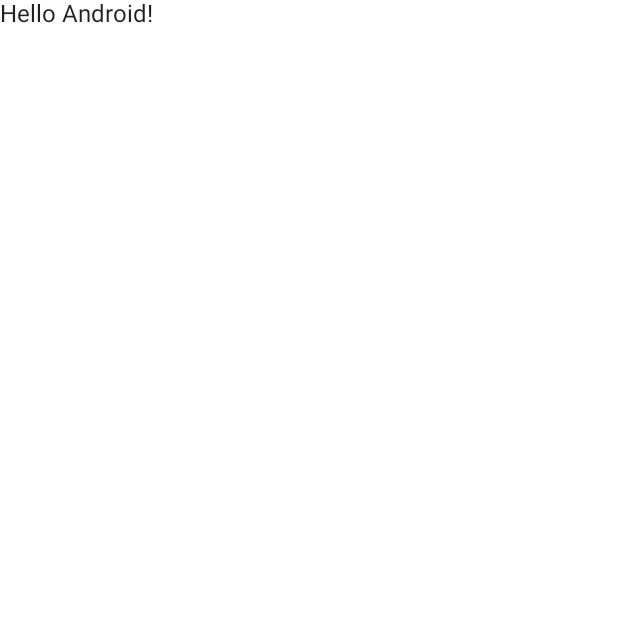
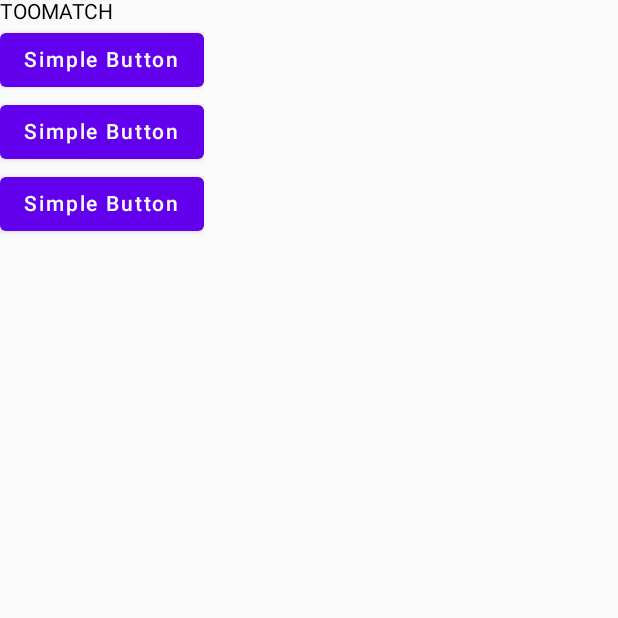
Before and after one commit to Rviewer-Challenges/fF0GN847YKgjzhUvcvXs, an Android app built with Jetpack Compose: the screen it shows after launch (MainActivity), on a phone screen of 412 x 824 dp, the top half of it. Before the commit the part shown is almost empty. Run offline under Robolectric (Android 15) with nearby library versions, the phone set to English and light mode, and no system bars.

Commit message:
Creating Main Menu

```diff
--- a/app/src/main/java/com/example/toomatch/MainActivity.kt
+++ b/app/src/main/java/com/example/toomatch/MainActivity.kt
@@ -3,41 +3,55 @@ package com.example.toomatch
 import android.os.Bundle
 import androidx.activity.ComponentActivity
 import androidx.activity.compose.setContent
+import androidx.compose.foundation.layout.Column
 import androidx.compose.foundation.layout.fillMaxSize
+import androidx.compose.material.Button
 import androidx.compose.material.MaterialTheme
 import androidx.compose.material.Surface
-import androidx.compose.material.Text
 import androidx.compose.runtime.Composable
 import androidx.compose.ui.Modifier
 import androidx.compose.ui.tooling.preview.Preview
 import com.example.toomatch.ui.theme.ToomatchTheme
+import androidx.compose.material.Text as MyText
 
 class MainActivity : ComponentActivity() {
     override fun onCreate(savedInstanceState: Bundle?) {
         super.onCreate(savedInstanceState)
-        setContent {
-            ToomatchTheme {
-                // A surface container using the 'background' color from the theme
-                Surface(
-                    modifier = Modifier.fillMaxSize(),
-                    color = MaterialTheme.colors.background
-                ) {
-                    Greeting("Android")
-                }
-            }
+        setContent(){
+            MyTexts()
         }
+
     }
 }
 
 @Composable
-fun Greeting(name: String) {
-    Text(text = "Hello $name!")
+fun MyTexts(){
+    Column {
+        Title("TOOMATCH")
+        SimpleButton()
+        SimpleButton()
+        SimpleButton()
+    }
+
 }
 
-@Preview(showBackground = true)
 @Composable
-fun DefaultPreview() {
-    ToomatchTheme {
-        Greeting("Android")
+fun SimpleButton() {
+    Button(onClick = {
+        //your onclick code here
+    }) {
+        MyText(text = "Simple Button")
     }
 }
+
+
+@Composable
+fun Title(text: String){
+    MyText(text)
+}
+
+@Preview
+@Composable
+fun PreviewTexts(){
+    MyTexts()
+}
```
